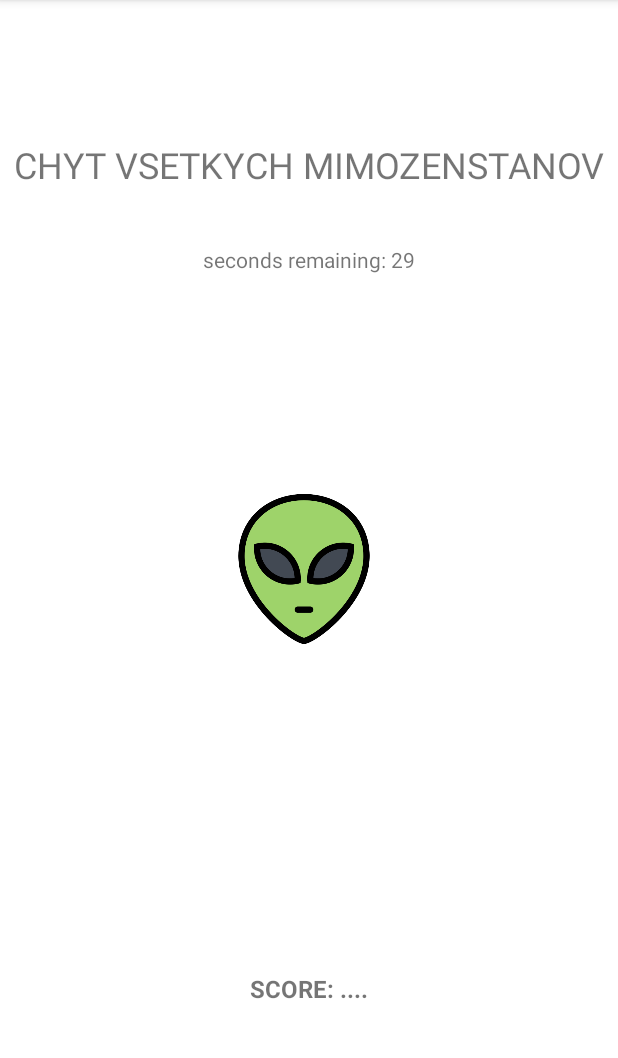
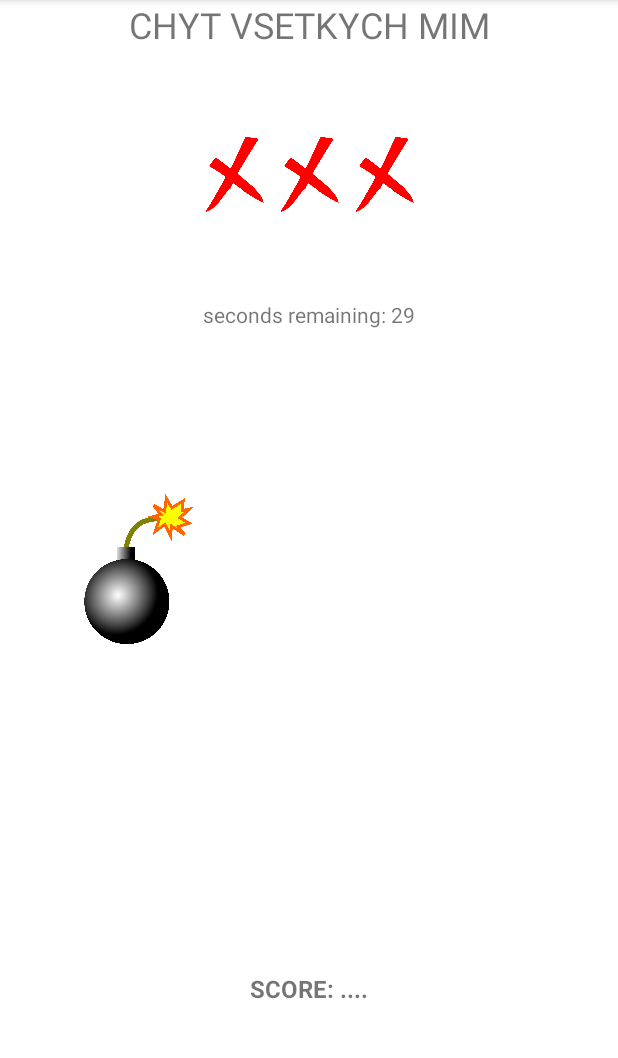
Before and after one commit to barb-b/Dobyvatel, an Android app: the ImageGame screen opened directly, with no data from a screen before it, on a phone screen of 412 x 824 dp, the part 84-1142 px from its top. Run offline under Robolectric (Android 15) with nearby library versions, the phone set to English and light mode, and no system bars.

Commit message:
Rozsirenie hry - 3 cervene Xka znamenajuce, ze po prekroceni zivotou sa hra ukonci, rovnako sa ukonci, ak hrac ma dostatok zivota a uplynie timer TODO=> necakat na skoncenie timeru, ale nastavit pocet kolko alien sa musi nachytat

```diff
--- a/app/src/main/java/com/example/dobyvatel/ImageGame.kt
+++ b/app/src/main/java/com/example/dobyvatel/ImageGame.kt
@@ -1,8 +1,12 @@
 package com.example.dobyvatel
 
+import android.app.Activity
+import android.content.Intent
 import androidx.appcompat.app.AppCompatActivity
 import android.os.Bundle
 import android.os.CountDownTimer
+import android.os.Handler
+import android.os.Looper
 import android.view.View
 import android.widget.ImageView
 import com.example.dobyvatel.databinding.ActivityImageGameBinding
@@ -11,11 +15,17 @@ import kotlin.random.Random
 class ImageGame : AppCompatActivity() {
 
     private lateinit var binding: ActivityImageGameBinding
-
     private lateinit var timer: CountDownTimer
+    private lateinit var timerGame: CountDownTimer
 
     var score = 0
     var endOfGame = false
+    var endOfTimer = true
+    var endScore = 3
+    var listOfImageAlien = arrayListOf<ImageView>()
+    var listOfImageBomb = arrayListOf<ImageView>()
+    var startNumber = 1
+    var endNumber = 14
 
     override fun onCreate(savedInstanceState: Bundle?) {
 
@@ -23,28 +33,47 @@ class ImageGame : AppCompatActivity() {
         binding = ActivityImageGameBinding.inflate(layoutInflater)
         setContentView(binding.root)
 
-        binding.alien1.visibility = View.INVISIBLE
-        binding.alien2.visibility = View.INVISIBLE
-        binding.alien3.visibility = View.INVISIBLE
-        binding.alien4.visibility = View.INVISIBLE
-        binding.alien5.visibility = View.INVISIBLE
-        binding.alien6.visibility = View.INVISIBLE
-        binding.alien7.visibility = View.INVISIBLE
-        binding.alien8.visibility = View.INVISIBLE
-        binding.alien9.visibility = View.INVISIBLE
+        listOfImageAlien = arrayListOf<ImageView>(
+            binding.alien1,
+            binding.alien2,
+            binding.alien3,
+            binding.alien4,
+            binding.alien5,
+            binding.alien6,
+            binding.alien7,
+            binding.alien8,
+            binding.alien9
+        )
 
-        object : CountDownTimer(30000, 1000) {
+
+        for (image in listOfImageAlien){
+            image.visibility = View.INVISIBLE
+        }
+
+        timerGame = object : CountDownTimer(30000, 1000) {
 
             // Callback function, fired on regular interval
             override fun onTick(millisUntilFinished: Long) {
                 binding.countdown.setText("seconds remaining: " + millisUntilFinished / 1000)
+
             }
 
             // Callback function, fired
             // when the time is up
+            // TODO END GAME
+            // TODO : koniec hry, vsetky obrazky zmizny
             override fun onFinish() {
                 endOfGame = true
                 binding.countdown.setText("done!")
+
+                for (image in listOfImageAlien){
+                    image.visibility = View.INVISIBLE
+                }
+
+                val intent = Intent()
+                intent.putExtra("boolSun", endOfGame)
+                setResult(Activity.RESULT_OK, intent)
+                finish()
             }
         }.start()
 
@@ -52,7 +81,7 @@ class ImageGame : AppCompatActivity() {
 
         ///TODO randomgenerator number -> switch -> visibility obrazka -> bude to vo while slucke
         ///TODO -> while dokym neskonci timer
-        game(Random.nextInt(1,11))
+        game(Random.nextInt(startNumber,endNumber))
 
         binding.alien1.setOnClickListener {
             setGame(binding.alien1)
@@ -93,16 +122,72 @@ class ImageGame : AppCompatActivity() {
     }
 
     fun setGame(imageView: ImageView){
+
+        // Ak je obrazok Aliena pripocitava sa skore
+        // Inaksie je Bomb a to skore odpocitava
+
         if(imageView.getTag(R.id.KEY) == getString(R.string.ALIEN)){
             score++
+            playGameAgain(imageView)
+
         }else{
+
+            if(endScore == 1){
+                /// Do tejto slucky sa vojde vtedy, ked hrac prehra vsetky zivoty
+                // Hra sa ukoncuje
+                scoreEnd(endScore)
                 score--
+            }else{
+                scoreEnd(endScore)
+                endScore--
+                score--
+                playGameAgain(imageView)
             }
+        }
+    }
+
+    fun playGameAgain(imageView: ImageView){
         imageView.setTag(R.id.KEY,null)
         timer.cancel()
+
+        //TODO
         binding.score.text = "Score: " + score
         imageView.visibility = View.INVISIBLE
-        game(Random.nextInt(1,11))
+        game(Random.nextInt(startNumber,endNumber))
+    }
+
+    fun scoreEnd(score: Int){
+        when(score){
+            1->{
+                endOfTimer = false
+                timerGame.cancel()
+                timer.cancel()
+
+                binding.redx1.visibility = View.INVISIBLE
+                //TODO skonci sa timer, hru nie je mozne hrat
+
+                for (image in listOfImageAlien){
+                    image.visibility = View.INVISIBLE
+                }
+
+                binding.countdown.setText("YOU LOOSE!")
+
+
+                Handler(Looper.getMainLooper()).postDelayed({
+                    val intent = Intent()
+                    intent.putExtra("boolSun", endOfGame)
+                    setResult(Activity.RESULT_OK, intent)
+                    finish()
+                }, 10000)
+
+            }
+            2->{
+                binding.redx2.visibility = View.INVISIBLE
+            }
+            3->{
+                binding.redx3.visibility = View.INVISIBLE
+            }
+        }
     }
 
     fun game(randomNumber: Int){
@@ -152,12 +237,30 @@ class ImageGame : AppCompatActivity() {
                 endImage(9)
             }
 
+            10->{
+                val randomNumber = Random.nextInt(1,10)
+                setBombImage(randomNumber)
+            }
 
+            11->{
+                val randomNumber = Random.nextInt(1,10)
+                setBombImage(randomNumber)
+            }
 
-            10->{
-                var randomNumber = Random.nextInt(1,10)
+            12->{
+                val randomNumber = Random.nextInt(1,10)
+                setBombImage(randomNumber)
+            }
+
+            13->{
+                val randomNumber = Random.nextInt(1,10)
+                setBombImage(randomNumber)
+            }
+        }
+    }
+
+    fun setBombImage (randomNumber: Int){
         when (randomNumber) {
-
             1 -> {
                 setImageBomb(binding.alien1,getString(R.string.BOMB))
                 endImage(10,1)
@@ -203,8 +306,7 @@ class ImageGame : AppCompatActivity() {
                 endImage(10,9)
             }
         }
-            }
-        }
+
     }
 
     fun setImageAlien(imageView: ImageView, tag: String){
@@ -222,16 +324,21 @@ class ImageGame : AppCompatActivity() {
     }
 
     fun endImage(alien: Int, bomb : Int = 0){
-        timer = object : CountDownTimer(4000, 1000) {
+        timer = object : CountDownTimer(2000, 1000) {
 
             // Callback function, fired on regular interval
             override fun onTick(millisUntilFinished: Long) {
 //                binding.countdown.setText("seconds remaining: " + millisUntilFinished / 1000)
+                ///TODO
             }
 
             // Callback function, fired
             // when the time is up
             override fun onFinish() {
+
+
+
+
                 when (alien) {
                     1 -> {
                         binding.alien1.visibility = View.INVISIBLE
@@ -319,7 +426,7 @@ class ImageGame : AppCompatActivity() {
                         }
                     }
                 }
-                game(Random.nextInt(1,11))
+                game(Random.nextInt(startNumber,endNumber))
             }
         }.start()
     }
--- a/app/src/main/res/layout/activity_image_game.xml
+++ b/app/src/main/res/layout/activity_image_game.xml
@@ -10,12 +10,37 @@
         android:id="@+id/textView"
         android:layout_width="wrap_content"
         android:layout_height="wrap_content"
-        android:text="CHYT VSETKYCH MIMOZENSTANOV"
+        android:text="CHYT VSETKYCH MIM"
         android:textSize="24sp"
-        app:layout_constraintBottom_toTopOf="@+id/tabulkamimozenstanov"
         app:layout_constraintEnd_toEndOf="parent"
         app:layout_constraintStart_toStartOf="parent"
         app:layout_constraintTop_toTopOf="parent" />
+
+    <LinearLayout
+        android:layout_width="150dp"
+        android:layout_height="50dp"
+        android:orientation="horizontal"
+        app:layout_constraintBottom_toTopOf="@+id/countdown"
+        app:layout_constraintEnd_toEndOf="parent"
+        app:layout_constraintStart_toStartOf="parent"
+        app:layout_constraintTop_toBottomOf="@+id/textView">
+
+        <ImageView
+            android:id="@+id/redx1"
+            android:layout_width="50dp"
+            android:layout_height="50dp"
+            app:srcCompat="@drawable/xko" />
+        <ImageView
+            android:id="@+id/redx2"
+            android:layout_width="50dp"
+            android:layout_height="50dp"
+            app:srcCompat="@drawable/xko" />
+        <ImageView
+            android:id="@+id/redx3"
+            android:layout_width="50dp"
+            android:layout_height="50dp"
+            app:srcCompat="@drawable/xko" />
+    </LinearLayout>
 
     <TextView
         android:id="@+id/score"
@@ -120,8 +145,7 @@
                 android:layout_height="100dp"
                 android:layout_marginRight="10dp"
                 android:layout_marginBottom="10dp"
-                app:srcCompat="@drawable/imagegame_alien"
-               />
+                app:srcCompat="@drawable/imagegame_alien" />
 
             <ImageView
                 android:id="@+id/alien9"
@@ -142,7 +166,7 @@
         android:text="Odpocet"
         app:layout_constraintBottom_toTopOf="@+id/tabulkamimozenstanov"
         app:layout_constraintEnd_toEndOf="parent"
-        app:layout_constraintStart_toStartOf="parent"
-        app:layout_constraintTop_toBottomOf="@+id/textView" />
+        app:layout_constraintStart_toStartOf="parent" />
+
 
 </androidx.constraintlayout.widget.ConstraintLayout>
```
Also changed, not shown: app/src/main/java/com/example/dobyvatel/MilkyWay.kt (+55 -4 lines), app/src/main/res/layout/activity_levels_page.xml (+11 -0 lines), app/src/main/res/drawable-v24/levelspage_constellation.png (added), app/src/main/res/drawable/imagegame_redx.png (added), app/src/main/res/drawable/xko.png (added). Lines whose indentation alone changed are shown as unchanged.
